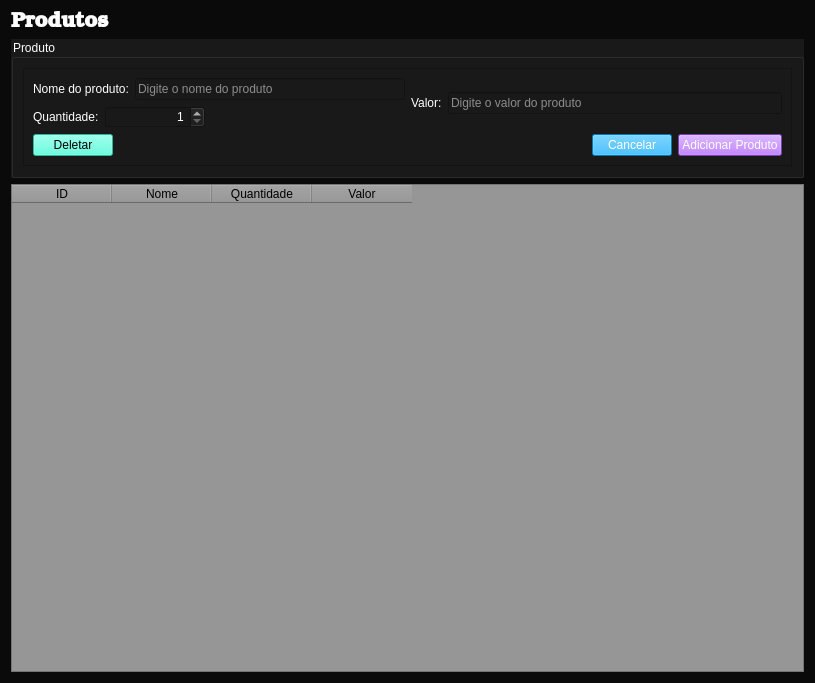
HarukiReiss/Sistema-Cyber_Book, file view/book.ui: the form before one commit.
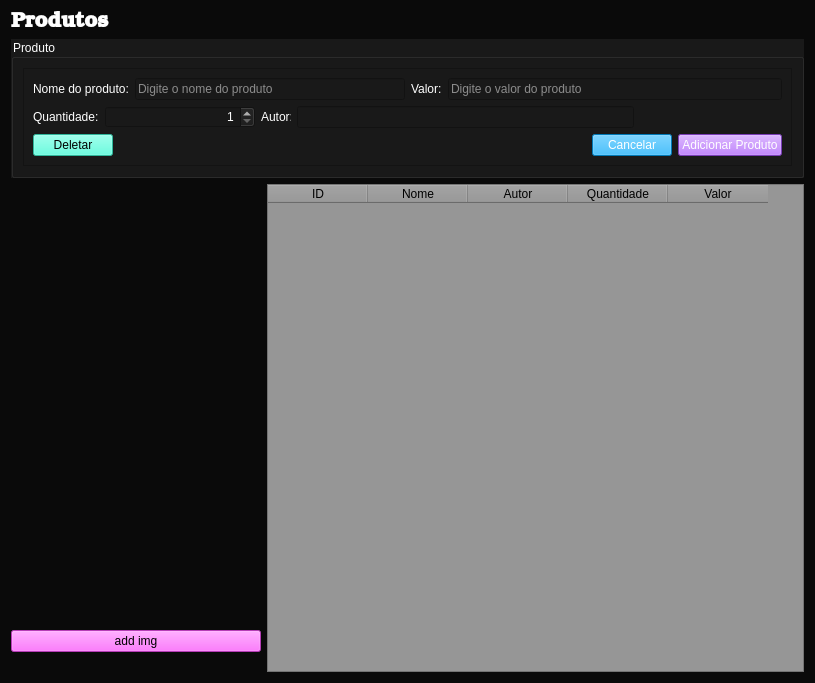
The form after the commit.

Diff of the .ui file:
```diff
--- a/view/book.ui
+++ b/view/book.ui
@@ -51,12 +51,12 @@
         <property name="frameShadow">
          <enum>QFrame::Raised</enum>
         </property>
-        <layout class="QVBoxLayout" name="verticalLayout_3">
-         <item>
-          <layout class="QHBoxLayout" name="horizontalLayout_6">
+        <layout class="QVBoxLayout" name="verticalLayout_2">
            <item>
             <layout class="QVBoxLayout" name="verticalLayout">
              <item>
+            <layout class="QHBoxLayout" name="horizontalLayout_4">
+             <item>
               <layout class="QHBoxLayout" name="horizontalLayout_2">
                <item>
                 <widget class="QLabel" name="label_2">
@@ -75,6 +75,26 @@
               </layout>
              </item>
              <item>
+              <layout class="QHBoxLayout" name="horizontalLayout_5">
+               <item>
+                <widget class="QLabel" name="label_4">
+                 <property name="text">
+                  <string>Valor:</string>
+                 </property>
+                </widget>
+               </item>
+               <item>
+                <widget class="QLineEdit" name="book_price">
+                 <property name="placeholderText">
+                  <string>Digite o valor do produto</string>
+                 </property>
+                </widget>
+               </item>
+              </layout>
+             </item>
+            </layout>
+           </item>
+           <item>
               <layout class="QHBoxLayout" name="horizontalLayout_3">
                <item>
                 <widget class="QLabel" name="label_3">
@@ -97,6 +117,18 @@
                    <verstretch>0</verstretch>
                   </sizepolicy>
                  </property>
+               <property name="minimumSize">
+                <size>
+                 <width>150</width>
+                 <height>0</height>
+                </size>
+               </property>
+               <property name="maximumSize">
+                <size>
+                 <width>75</width>
+                 <height>16777215</height>
+                </size>
+               </property>
                  <property name="alignment">
                   <set>Qt::AlignRight|Qt::AlignTrailing|Qt::AlignVCenter</set>
                  </property>
@@ -105,45 +137,47 @@
                  </property>
                 </widget>
                </item>
+             <item>
+              <widget class="QLabel" name="label_5">
+               <property name="maximumSize">
+                <size>
+                 <width>30</width>
+                 <height>16777215</height>
+                </size>
+               </property>
+               <property name="text">
+                <string>Autor:</string>
+               </property>
+              </widget>
+             </item>
+             <item>
+              <widget class="QLineEdit" name="escritor">
+               <property name="minimumSize">
+                <size>
+                 <width>337</width>
+                 <height>0</height>
+                </size>
+               </property>
+               <property name="maximumSize">
+                <size>
+                 <width>337</width>
+                 <height>300</height>
+                </size>
+               </property>
+              </widget>
+             </item>
                <item>
                 <spacer name="horizontalSpacer_2">
                  <property name="orientation">
                   <enum>Qt::Horizontal</enum>
                  </property>
-                 <property name="sizeType">
-                  <enum>QSizePolicy::Fixed</enum>
-                 </property>
                  <property name="sizeHint" stdset="0">
                   <size>
-                   <width>200</width>
+                 <width>50</width>
                    <height>20</height>
                   </size>
                  </property>
                 </spacer>
-               </item>
-              </layout>
-             </item>
-            </layout>
-           </item>
-           <item>
-            <layout class="QVBoxLayout" name="verticalLayout_2">
-             <item>
-              <layout class="QHBoxLayout" name="horizontalLayout_5">
-               <item>
-                <widget class="QLabel" name="label_4">
-                 <property name="text">
-                  <string>Valor:</string>
-                 </property>
-                </widget>
-               </item>
-               <item>
-                <widget class="QLineEdit" name="book_price">
-                 <property name="placeholderText">
-                  <string>Digite o valor do produto</string>
-                 </property>
-                </widget>
-               </item>
-              </layout>
              </item>
             </layout>
            </item>
@@ -222,6 +256,45 @@
     </widget>
    </item>
    <item>
+    <layout class="QHBoxLayout" name="horizontalLayout_6">
+     <item>
+      <layout class="QVBoxLayout" name="verticalLayout_3">
+       <item>
+        <widget class="QLabel" name="img_icon">
+         <property name="minimumSize">
+          <size>
+           <width>250</width>
+           <height>400</height>
+          </size>
+         </property>
+         <property name="maximumSize">
+          <size>
+           <width>250</width>
+           <height>400</height>
+          </size>
+         </property>
+         <property name="text">
+          <string/>
+         </property>
+         <property name="scaledContents">
+          <bool>true</bool>
+         </property>
+        </widget>
+       </item>
+       <item>
+        <widget class="QPushButton" name="img_select">
+         <property name="styleSheet">
+          <string notr="true">background-color: rgb(255, 85, 255);
+color: rgb(0, 0, 0);</string>
+         </property>
+         <property name="text">
+          <string>add img</string>
+         </property>
+        </widget>
+       </item>
+      </layout>
+     </item>
+     <item>
     <widget class="QTableWidget" name="tabela_livros">
      <property name="styleSheet">
       <string notr="true">background-color: rgb(150, 150, 150);
@@ -240,6 +313,11 @@
        <string>Nome</string>
       </property>
      </column>
+       <column>
+        <property name="text">
+         <string>Autor</string>
+        </property>
+       </column>
      <column>
       <property name="text">
        <string>Quantidade</string>
@@ -251,6 +329,8 @@
       </property>
      </column>
     </widget>
+     </item>
+    </layout>
    </item>
   </layout>
  </widget>
```
Lines whose indentation alone changed are shown as unchanged.
